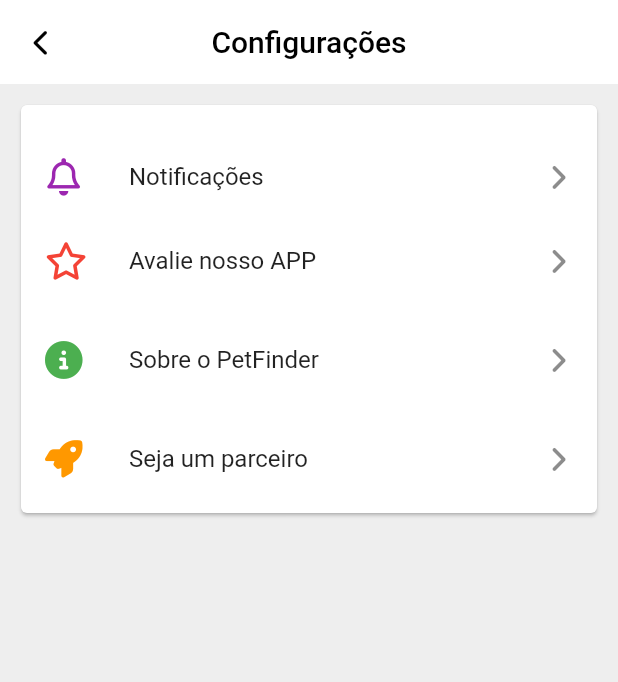
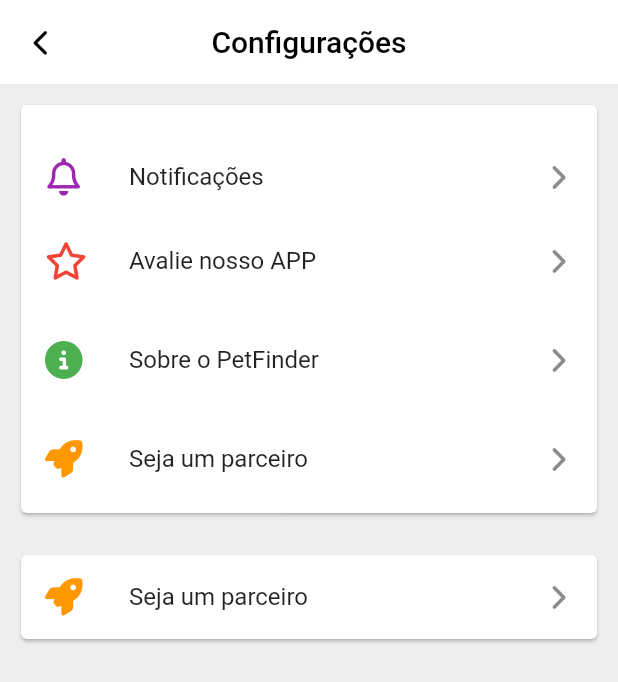
Before and after one commit to willianconrado/pet_app_qrcode, a Flutter app: the screen it shows after launch, item 4 of the bottom bar chosen, after a tap on "Configurações", on a phone screen of 412 x 824 dp. Shown: the top 682 px of the screen. Run offline on Flutter 3.47's test engine with Material 2 defaults, Android fonts, the phone set to English and light mode, and no system bars; our stand-ins replace firebase_auth, firebase_core, font_awesome_flutter, table_calendar; accounts and stored records are empty.

Commit message:
Organizando a tela de configuração

```diff
--- a/lib/screens/profile.screen.dart
+++ b/lib/screens/profile.screen.dart
@@ -28,7 +28,7 @@ class ProfilePage extends StatelessWidget {
               child: CircleAvatar(
                 radius: 60,
                 backgroundColor: Colors.amber,
-                backgroundImage: AssetImage('assets/seu_avatar.jpg'),
+               // backgroundImage: AssetImage('assets/seu_avatar.jpg'),
               ),
             ),
           ),
--- a/lib/screens/settings.screen.dart
+++ b/lib/screens/settings.screen.dart
@@ -12,7 +12,7 @@ class _MyWidgetState extends State<SettingsScreen> {
   @override
   Widget build(BuildContext context) {
     return Scaffold(
-      backgroundColor:Colors.grey[200],
+      backgroundColor: Colors.grey[200],
       appBar: AppBar(
         title: const Text(
           "Configurações",
@@ -29,10 +29,13 @@ class _MyWidgetState extends State<SettingsScreen> {
               color: Colors.black, size: 18),
         ),
       ),
-      body: Container(
+      body: Column(
+        children: [
+          Container(
             padding: const EdgeInsets.all(10),
-        height: 300,
-        child: Card( //card da listview de notificações ate seja um parceiro
+            height: 300, //tamanho do card
+            child: Card(
+              //card da listview de notificações ate seja um parceiro
               child: ListView(
                 children: [
                   const SizedBox(height: 20),
@@ -86,6 +89,22 @@ class _MyWidgetState extends State<SettingsScreen> {
               ),
             ),
           ),
+          Container(
+            padding: const EdgeInsets.all(10),
+            child: Card(
+                child: ListTile(
+              leading: const Icon(
+                FontAwesomeIcons.rocket,
+                color: Colors.orange,
+                size: 25,
+              ),
+              title: const Text('Seja um parceiro'),
+              trailing: const Icon(FontAwesomeIcons.angleRight, size: 20),
+              onTap: () {},
+            )),
+          ),
+        ],
+      ),
     );
   }
 }
```
Lines whose indentation alone changed are shown as unchanged.
